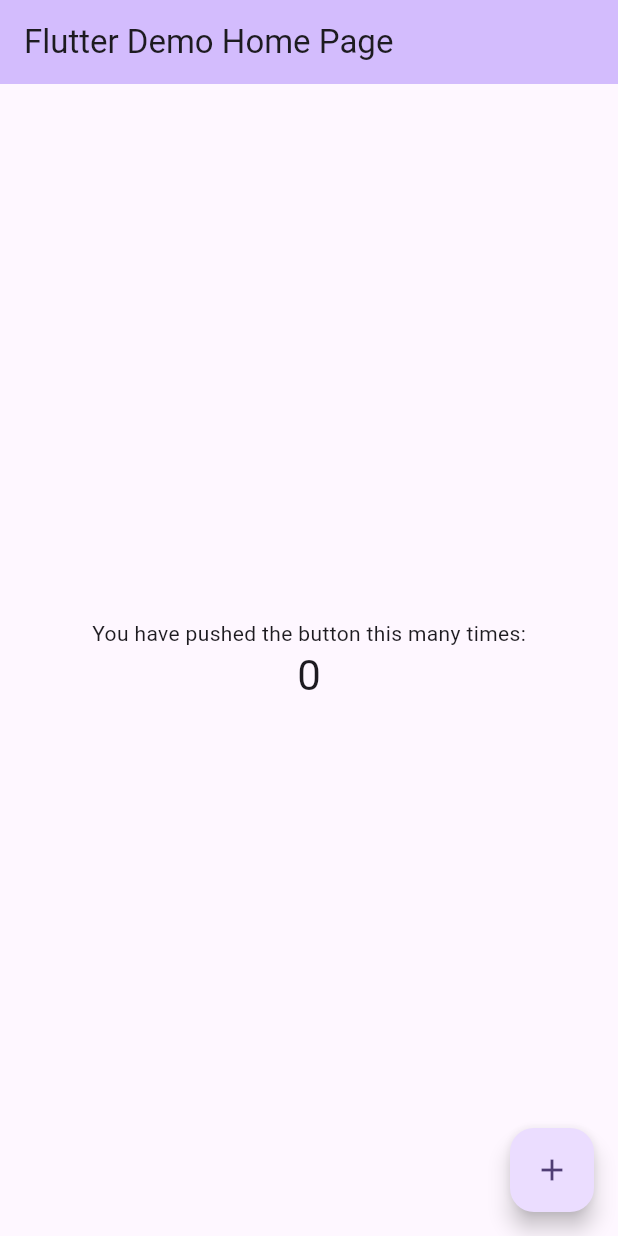
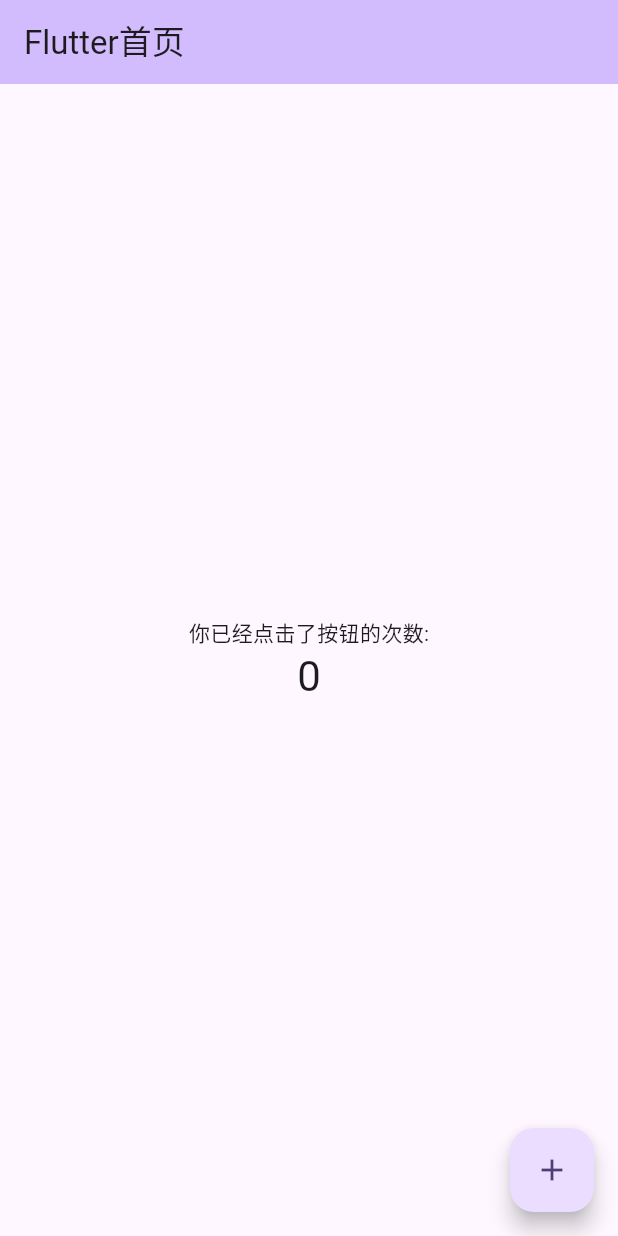
Before and after one commit to zoo-zoz/smart_digital_platform, a Flutter app: the screen it shows after launch, on a phone screen of 412 x 824 dp. Run offline on Flutter 3.47's test engine with Material 3 defaults, Android fonts, the light colour scheme and no system bars.

Commit message:
环境问题

```diff
--- a/lib/main.dart
+++ b/lib/main.dart
@@ -30,7 +30,7 @@
         // tested with just a hot reload.
         colorScheme: ColorScheme.fromSeed(seedColor: Colors.deepPurple),
       ),
-      home: const MyHomePage(title: 'Flutter Demo Home Page'),
+      home: const MyHomePage(title: 'Flutter首页'),
     );
   }
 }
@@ -104,7 +104,7 @@
           // wireframe for each widget.
           mainAxisAlignment: MainAxisAlignment.center,
           children: <Widget>[
-            const Text('You have pushed the button this many times:'),
+            const Text('你已经点击了按钮的次数:'),
             Text(
               '$_counter',
               style: Theme.of(context).textTheme.headlineMedium,
```
Also changed, not shown: 7 other files.
